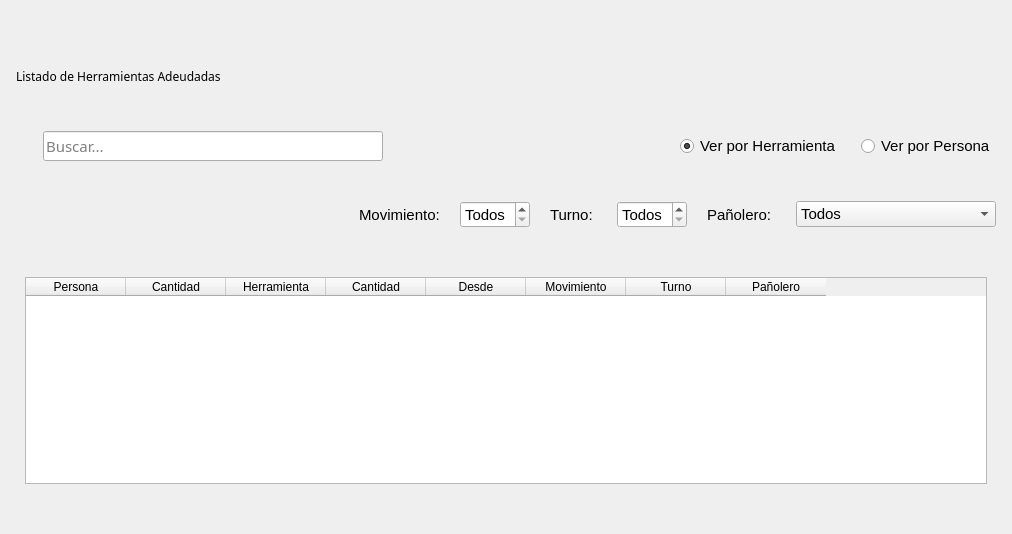
MaxAPBusiness/Blustock, file blustock/ui/screens_uis/deudas.ui: the form before one commit.
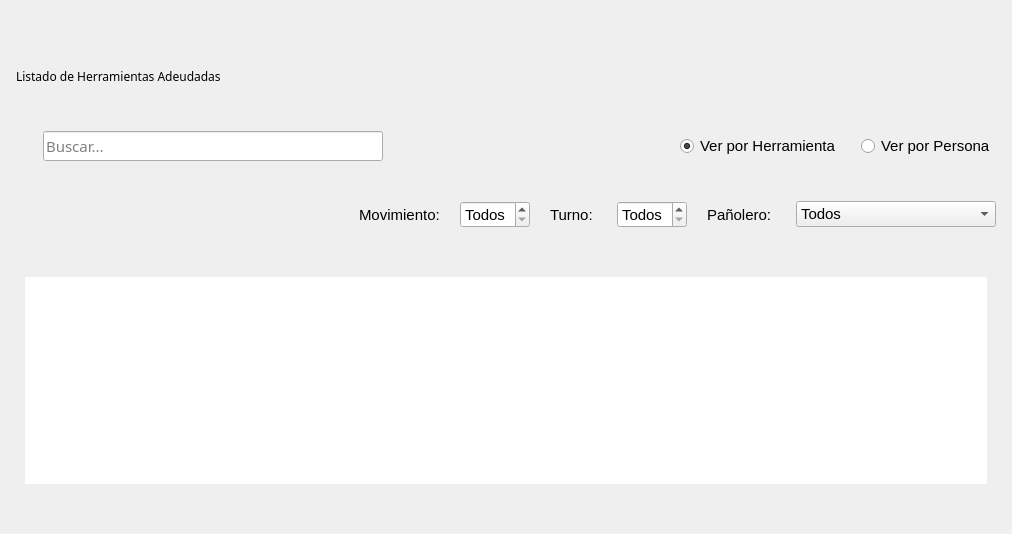
The form after the commit. The open tabs and pages were chosen to show the change. Icons and pictures are not drawn.

```diff
--- a/blustock/ui/screens_uis/deudas.ui
+++ b/blustock/ui/screens_uis/deudas.ui
@@ -356,6 +356,33 @@
         <layout class="QVBoxLayout" name="verticalLayout_4">
          <item>
           <widget class="QTableWidget" name="tablaPersona">
+           <property name="frameShape">
+            <enum>QFrame::NoFrame</enum>
+           </property>
+           <property name="lineWidth">
+            <number>0</number>
+           </property>
+           <property name="showGrid">
+            <bool>true</bool>
+           </property>
+           <property name="gridStyle">
+            <enum>Qt::SolidLine</enum>
+           </property>
+           <property name="sortingEnabled">
+            <bool>false</bool>
+           </property>
+           <property name="wordWrap">
+            <bool>true</bool>
+           </property>
+           <property name="cornerButtonEnabled">
+            <bool>false</bool>
+           </property>
+           <attribute name="horizontalHeaderVisible">
+            <bool>false</bool>
+           </attribute>
+           <attribute name="horizontalHeaderHighlightSections">
+            <bool>true</bool>
+           </attribute>
            <column>
             <property name="text">
              <string>Persona</string>
```
